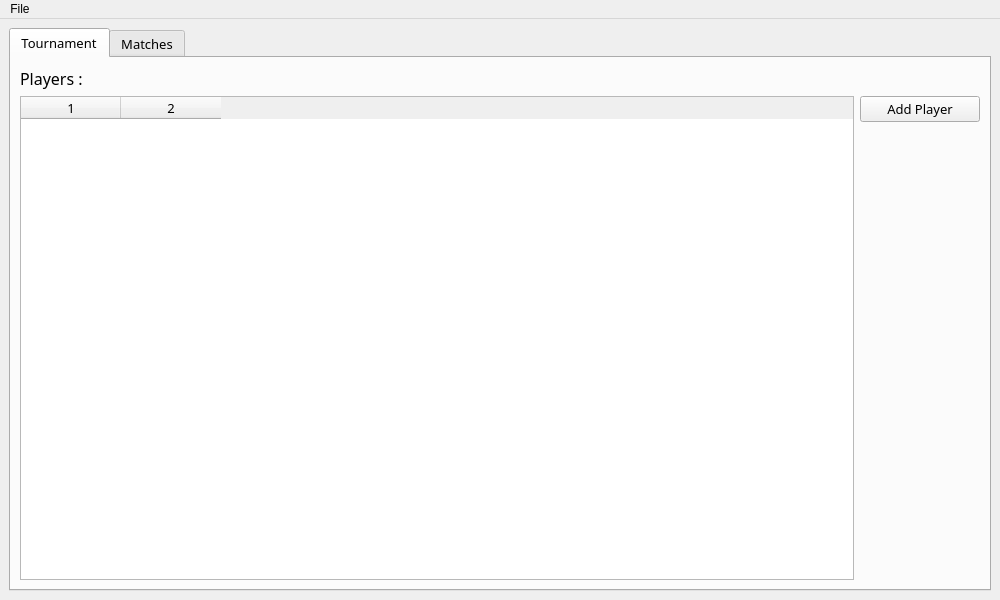
This is smashdown/ui/design/main_window.ui in jlesauce/SmashDown as Qt 5 draws it before an edit. The edited form follows.
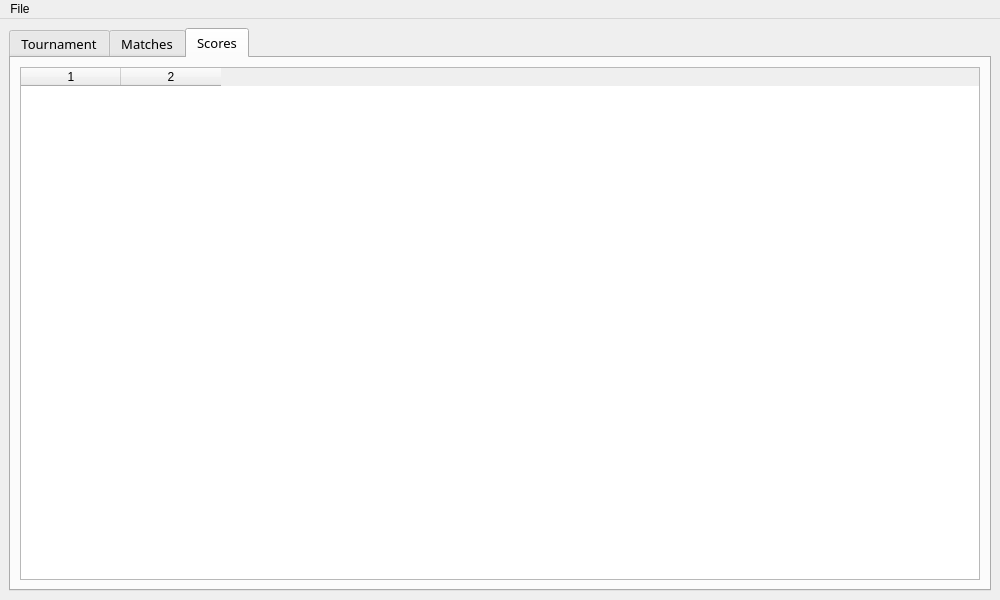
This is the edited form. The open tabs and pages were chosen to show the change.

Commit message: Add score tab

```diff
--- a/smashdown/ui/design/main_window.ui
+++ b/smashdown/ui/design/main_window.ui
@@ -159,6 +159,29 @@
         </item>
        </layout>
       </widget>
+      <widget class="QWidget" name="tab_scores">
+       <attribute name="title">
+        <string>Scores</string>
+       </attribute>
+       <layout class="QVBoxLayout" name="verticalLayout_2">
+        <item>
+         <layout class="QVBoxLayout" name="tab_scores_layout">
+          <item>
+           <widget class="QTableWidget" name="players_scores_table">
+            <property name="rowCount">
+             <number>0</number>
+            </property>
+            <property name="columnCount">
+             <number>2</number>
+            </property>
+            <column/>
+            <column/>
+           </widget>
+          </item>
+         </layout>
+        </item>
+       </layout>
+      </widget>
      </widget>
     </item>
    </layout>
```
The commit also changes 8 other files.
